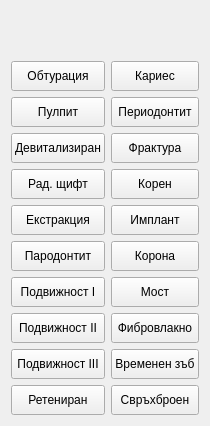
First picture: the form in src/View/SubWidgets/ControlPanel.ui, repository thefinalcutbg/DinoDent, before the edit.
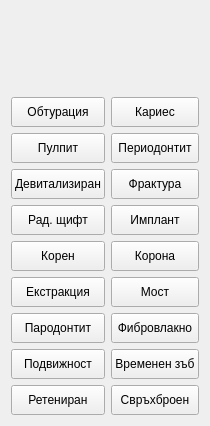
Second picture: the form after the edit. Custom widgets are drawn as their Qt base class.

Commit message: Mobility in control panel changed into one single button

Diff of the .ui file:
```diff
--- a/src/View/SubWidgets/ControlPanel.ui
+++ b/src/View/SubWidgets/ControlPanel.ui
@@ -134,6 +134,31 @@
          </property>
         </widget>
        </item>
+       <item>
+        <widget class="StatusButton" name="Root">
+         <property name="sizePolicy">
+          <sizepolicy hsizetype="Preferred" vsizetype="Fixed">
+           <horstretch>0</horstretch>
+           <verstretch>0</verstretch>
+          </sizepolicy>
+         </property>
+         <property name="minimumSize">
+          <size>
+           <width>0</width>
+           <height>30</height>
+          </size>
+         </property>
+         <property name="toolTip">
+          <string>&lt;html&gt;&lt;head/&gt;&lt;body&gt;&lt;p&gt;Бърз клавиш: R&lt;/p&gt;&lt;/body&gt;&lt;/html&gt;</string>
+         </property>
+         <property name="styleSheet">
+          <string/>
+         </property>
+         <property name="text">
+          <string>Корен</string>
+         </property>
+        </widget>
+       </item>
        <item>
         <widget class="StatusButton" name="Extraction">
          <property name="sizePolicy">
@@ -185,7 +210,7 @@
         </widget>
        </item>
        <item>
-        <widget class="StatusButton" name="Mobility1">
+        <widget class="StatusMultiButton" name="Mobility">
          <property name="sizePolicy">
           <sizepolicy hsizetype="Preferred" vsizetype="Fixed">
            <horstretch>0</horstretch>
@@ -205,57 +230,7 @@
           <string/>
          </property>
          <property name="text">
-          <string>Подвижност I</string>
-         </property>
-        </widget>
-       </item>
-       <item>
-        <widget class="StatusButton" name="Mobility2">
-         <property name="sizePolicy">
-          <sizepolicy hsizetype="Preferred" vsizetype="Fixed">
-           <horstretch>0</horstretch>
-           <verstretch>0</verstretch>
-          </sizepolicy>
-         </property>
-         <property name="minimumSize">
-          <size>
-           <width>0</width>
-           <height>30</height>
-          </size>
-         </property>
-         <property name="toolTip">
-          <string>&lt;html&gt;&lt;head/&gt;&lt;body&gt;&lt;p&gt;Бърз клавиш: 2&lt;/p&gt;&lt;/body&gt;&lt;/html&gt;</string>
-         </property>
-         <property name="styleSheet">
-          <string/>
-         </property>
-         <property name="text">
-          <string>Подвижност II</string>
-         </property>
-        </widget>
-       </item>
-       <item>
-        <widget class="StatusButton" name="Mobility3">
-         <property name="sizePolicy">
-          <sizepolicy hsizetype="Preferred" vsizetype="Fixed">
-           <horstretch>0</horstretch>
-           <verstretch>0</verstretch>
-          </sizepolicy>
-         </property>
-         <property name="minimumSize">
-          <size>
-           <width>0</width>
-           <height>30</height>
-          </size>
-         </property>
-         <property name="toolTip">
-          <string>&lt;html&gt;&lt;head/&gt;&lt;body&gt;&lt;p&gt;Бърз клавиш: 3&lt;/p&gt;&lt;/body&gt;&lt;/html&gt;</string>
-         </property>
-         <property name="styleSheet">
-          <string/>
-         </property>
-         <property name="text">
-          <string>Подвижност III</string>
+          <string>Подвижност</string>
          </property>
         </widget>
        </item>
@@ -376,31 +351,6 @@
          </property>
         </widget>
        </item>
-       <item>
-        <widget class="StatusButton" name="Root">
-         <property name="sizePolicy">
-          <sizepolicy hsizetype="Preferred" vsizetype="Fixed">
-           <horstretch>0</horstretch>
-           <verstretch>0</verstretch>
-          </sizepolicy>
-         </property>
-         <property name="minimumSize">
-          <size>
-           <width>0</width>
-           <height>30</height>
-          </size>
-         </property>
-         <property name="toolTip">
-          <string>&lt;html&gt;&lt;head/&gt;&lt;body&gt;&lt;p&gt;Бърз клавиш: R&lt;/p&gt;&lt;/body&gt;&lt;/html&gt;</string>
-         </property>
-         <property name="styleSheet">
-          <string/>
-         </property>
-         <property name="text">
-          <string>Корен</string>
-         </property>
-        </widget>
-       </item>
        <item>
         <widget class="StatusButton" name="Implant">
          <property name="sizePolicy">
@@ -570,6 +520,11 @@
    <extends>QPushButton</extends>
    <header>View/uiComponents/StatusButton.h</header>
   </customwidget>
+  <customwidget>
+   <class>StatusMultiButton</class>
+   <extends>QPushButton</extends>
+   <header>View/uiComponents/StatusMultiButton.h</header>
+  </customwidget>
  </customwidgets>
  <resources/>
  <connections/>
```
The commit also changes 14 other files.
